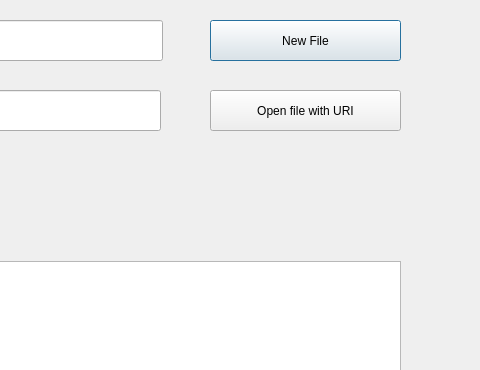
Before: the Qt Designer form openfiledialog.ui in letol/shared-editor, drawn with Qt 5; both pictures show x 420 to 900 and y 0 to 370 of the 900 by 700 pixel window.
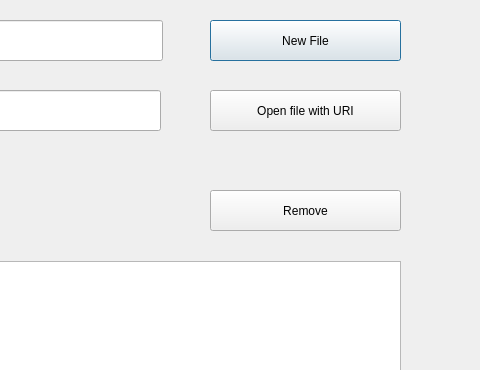
After: the same form once the commit is applied.

Commit message: add remove button to openFile

```diff
--- a/openfiledialog.ui
+++ b/openfiledialog.ui
@@ -88,6 +88,19 @@
     </rect>
    </property>
   </widget>
+  <widget class="QPushButton" name="removePushButton">
+   <property name="geometry">
+    <rect>
+     <x>630</x>
+     <y>190</y>
+     <width>191</width>
+     <height>41</height>
+    </rect>
+   </property>
+   <property name="text">
+    <string>Remove</string>
+   </property>
+  </widget>
  </widget>
  <resources/>
  <connections/>
```
The commit also changes 3 other files.
